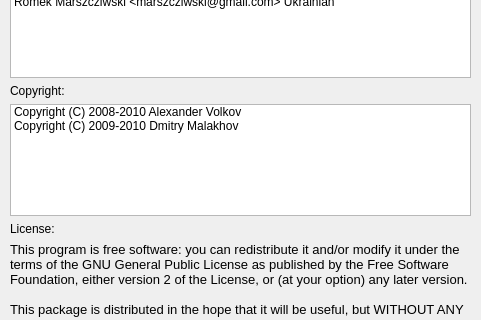
This is src/aboutdialog.ui in Maximuzzzzz/myagent-im as Qt 5 draws it before an edit; both pictures show x 0 to 481 and y 286 to 606 of the 481 by 731 pixel window. The edited form follows.
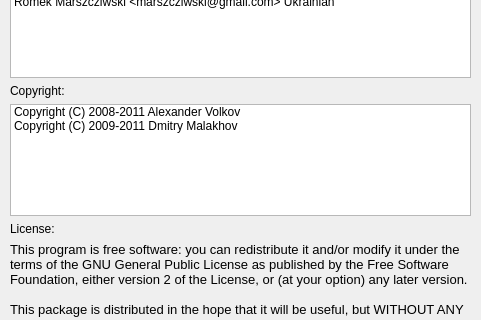
This is the edited form.

Diff of the .ui file:
```diff
--- a/src/aboutdialog.ui
+++ b/src/aboutdialog.ui
@@ -149,12 +149,12 @@
      <widget class="QListWidget" name="listWidget_3">
       <item>
        <property name="text">
-        <string>Copyright (C) 2008-2010 Alexander Volkov</string>
+        <string>Copyright (C) 2008-2011 Alexander Volkov</string>
        </property>
       </item>
       <item>
        <property name="text">
-        <string>Copyright (C) 2009-2010 Dmitry Malakhov</string>
+        <string>Copyright (C) 2009-2011 Dmitry Malakhov</string>
        </property>
       </item>
      </widget>
```
